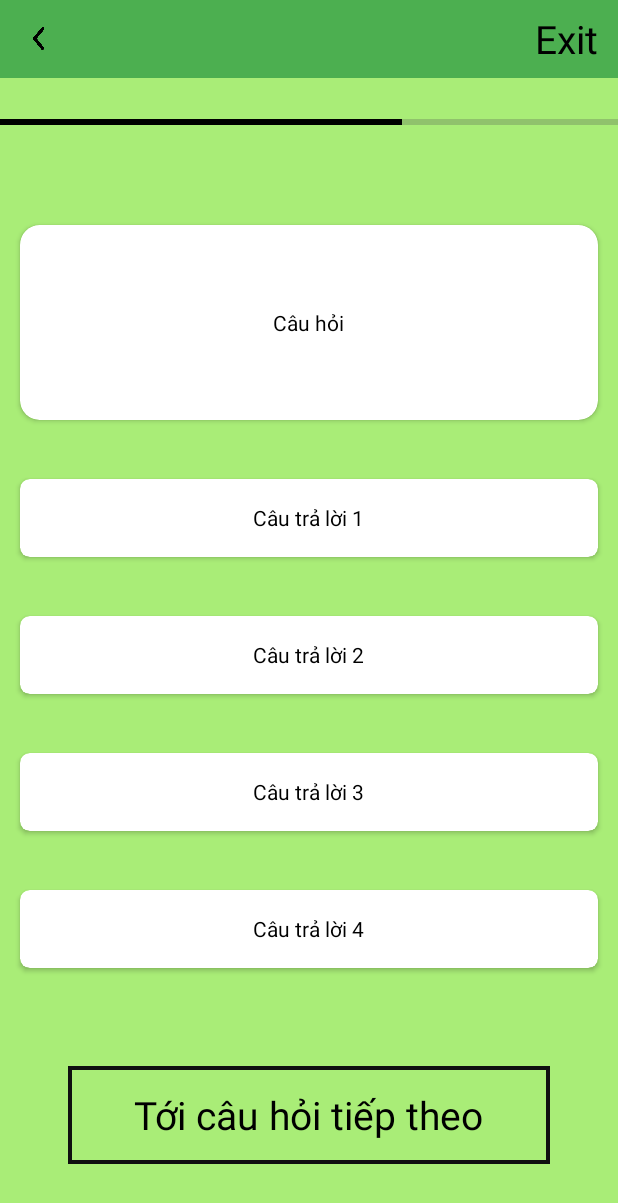
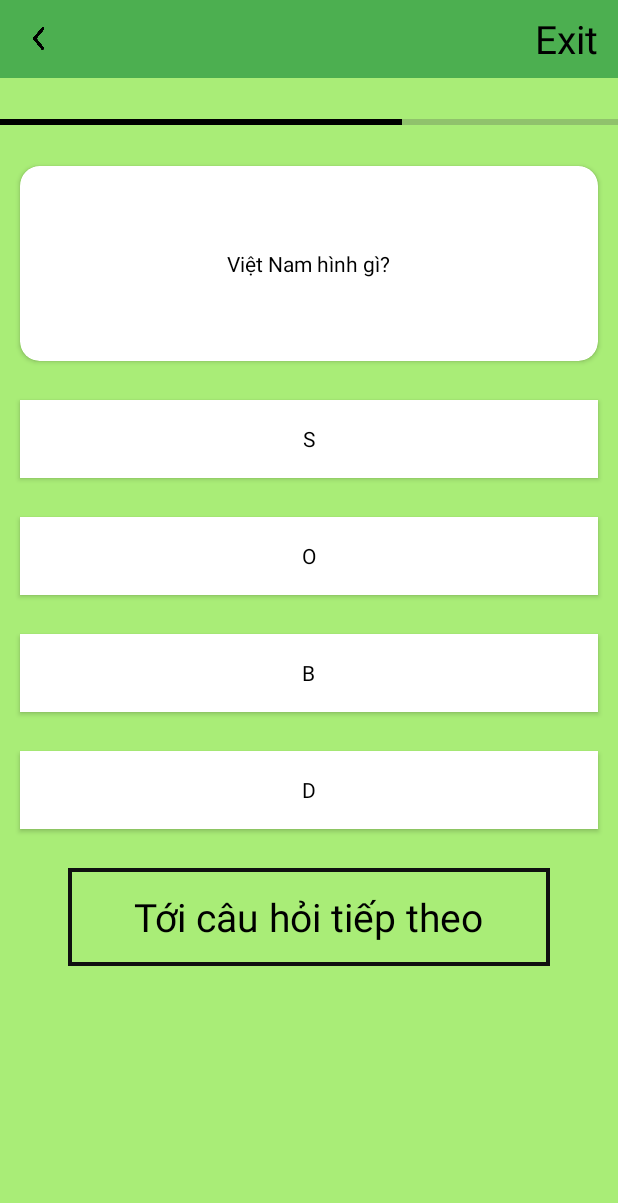
Before and after one commit to EkkoNguyen/63136111-AndroidProgramming, an Android app: the screen it shows after launch (ManHinhChoiActivity), on a phone screen of 412 x 824 dp. Shown: the top 1203 px of the screen. Run offline under Robolectric (Android 15) with nearby library versions, the phone set to English and light mode, and no system bars; our stand-ins replace sdp/ssp sizes.

Commit message:
Thêm chức năng chọn và hiển thị đáp án cho từng câu hỏi

```diff
--- a/ntu_63136111/Cau2_QuizzyApp/app/src/main/AndroidManifest.xml
+++ b/ntu_63136111/Cau2_QuizzyApp/app/src/main/AndroidManifest.xml
@@ -13,6 +13,9 @@
         android:theme="@style/Theme.Cau2_QuizzyApp"
         tools:targetApi="31">
         <activity
+            android:name=".WinActivity"
+            android:exported="false" />
+        <activity
             android:name=".ManHinhChoiActivity"
             android:exported="false" />
         <activity
--- a/ntu_63136111/Cau2_QuizzyApp/app/src/main/java/till/edu/cau2_quizzyapp/MainActivity.java
+++ b/ntu_63136111/Cau2_QuizzyApp/app/src/main/java/till/edu/cau2_quizzyapp/MainActivity.java
@@ -7,19 +7,20 @@ import android.os.Bundle;
 import android.os.Handler;
 
 import java.util.ArrayList;
+import java.util.Stack;
 
 public class MainActivity extends AppCompatActivity {
 
-    public ArrayList<ModelClass> danhSachCauHoi;
+    public static ArrayList<ModelClass> list;
     @Override
     protected void onCreate(Bundle savedInstanceState) {
         super.onCreate(savedInstanceState);
         setContentView(R.layout.activity_main);
 
-        danhSachCauHoi = new ArrayList<>();
-        danhSachCauHoi.add(new ModelClass("Việt Nam hình gì?","S","O","B","D","S"));
-        danhSachCauHoi.add(new ModelClass("2 + 2 = ?","1","2","3","4","4"));
-        danhSachCauHoi.add(new ModelClass("5 + 5 = ?","5","6","7","10","10"));
+        list = new ArrayList<>();
+        list.add(new ModelClass("Việt Nam hình gì?","S","O","B","D","S"));
+        list.add(new ModelClass("2 + 2 = ?","1","2","3","4","4"));
+        list.add(new ModelClass("5 + 5 = ?","5","6","7","10","10"));
 
         new Handler().postDelayed(new Runnable() {
             @Override
--- a/ntu_63136111/Cau2_QuizzyApp/app/src/main/res/layout/activity_man_hinh_choi.xml
+++ b/ntu_63136111/Cau2_QuizzyApp/app/src/main/res/layout/activity_man_hinh_choi.xml
@@ -53,7 +53,6 @@
         android:layout_marginRight="@dimen/_10sdp"
         android:layout_marginLeft="@dimen/_10sdp"
         android:layout_marginEnd="@dimen/_10sdp"
-        android:layout_marginTop="@dimen/_30sdp"
         android:background="@color/white">
 
         <TextView
@@ -67,6 +66,7 @@
     </androidx.cardview.widget.CardView>
 
     <androidx.cardview.widget.CardView
+        android:onClick="optionAClick"
         android:id="@+id/cardA"
         app:cardCornerRadius="@dimen/_5sdp"
         android:layout_width="match_parent"
@@ -75,7 +75,7 @@
         android:layout_marginRight="@dimen/_10sdp"
         android:layout_marginLeft="@dimen/_10sdp"
         android:layout_marginEnd="@dimen/_10sdp"
-        android:layout_marginTop="@dimen/_30sdp"
+        android:layout_marginTop="@dimen/_20sdp"
         android:background="@color/white">
 
         <TextView
@@ -88,6 +88,7 @@
     </androidx.cardview.widget.CardView>
 
     <androidx.cardview.widget.CardView
+        android:onClick="optionBClick"
         android:id="@+id/cardB"
         app:cardCornerRadius="@dimen/_5sdp"
         android:layout_width="match_parent"
@@ -96,7 +97,7 @@
         android:layout_marginRight="@dimen/_10sdp"
         android:layout_marginLeft="@dimen/_10sdp"
         android:layout_marginEnd="@dimen/_10sdp"
-        android:layout_marginTop="@dimen/_30sdp"
+        android:layout_marginTop="@dimen/_20sdp"
         android:background="@color/white">
 
         <TextView
@@ -109,6 +110,7 @@
     </androidx.cardview.widget.CardView>
 
     <androidx.cardview.widget.CardView
+        android:onClick="optionCClick"
         android:id="@+id/cardC"
         app:cardCornerRadius="@dimen/_5sdp"
         android:layout_width="match_parent"
@@ -117,7 +119,7 @@
         android:layout_marginRight="@dimen/_10sdp"
         android:layout_marginLeft="@dimen/_10sdp"
         android:layout_marginEnd="@dimen/_10sdp"
-        android:layout_marginTop="@dimen/_30sdp"
+        android:layout_marginTop="@dimen/_20sdp"
         android:background="@color/white">
 
         <TextView
@@ -130,6 +132,7 @@
     </androidx.cardview.widget.CardView>
 
     <androidx.cardview.widget.CardView
+        android:onClick="optionDClick"
         android:id="@+id/cardD"
         app:cardCornerRadius="@dimen/_5sdp"
         android:layout_width="match_parent"
@@ -138,7 +141,7 @@
         android:layout_marginRight="@dimen/_10sdp"
         android:layout_marginLeft="@dimen/_10sdp"
         android:layout_marginEnd="@dimen/_10sdp"
-        android:layout_marginTop="@dimen/_30sdp"
+        android:layout_marginTop="@dimen/_20sdp"
         android:background="@color/white">
 
         <TextView
@@ -152,13 +155,14 @@
 
 
     <LinearLayout
+        android:id="@+id/btn_next"
         android:layout_width="match_parent"
         android:layout_height="@dimen/_50sdp"
         android:background="@drawable/next_btn_shape"
         android:layout_marginStart="@dimen/_35sdp"
         android:layout_marginRight="@dimen/_35sdp"
         android:layout_marginLeft="@dimen/_35sdp"
-        android:layout_marginTop="@dimen/_50sdp"
+        android:layout_marginTop="@dimen/_20sdp"
         android:layout_marginEnd="@dimen/_35sdp"
         android:gravity="center">
 
--- a/ntu_63136111/Cau2_QuizzyApp/app/src/main/res/values/colors.xml
+++ b/ntu_63136111/Cau2_QuizzyApp/app/src/main/res/values/colors.xml
@@ -2,4 +2,6 @@
 <resources>
     <color name="black">#FF000000</color>
     <color name="white">#FFFFFFFF</color>
+    <color name="green">#66cc99</color>
+    <color name="red">#ff6666</color>
 </resources>
```
Also changed, not shown: ntu_63136111/Cau2_QuizzyApp/app/src/main/java/till/edu/cau2_quizzyapp/ManHinhChoiActivity.java (+131 -9 lines), ntu_63136111/Cau2_QuizzyApp/app/src/main/java/till/edu/cau2_quizzyapp/WinActivity.java (added, +14 -0 lines), ntu_63136111/Cau2_QuizzyApp/app/src/main/res/layout/activity_win.xml (added, +9 -0 lines).
